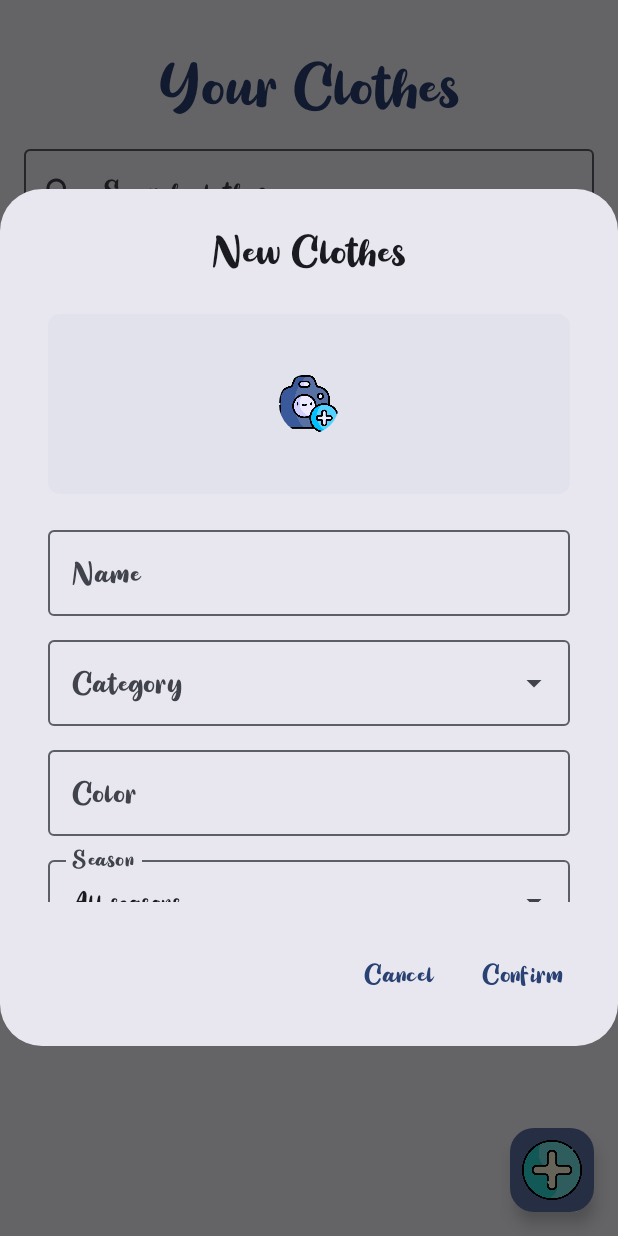
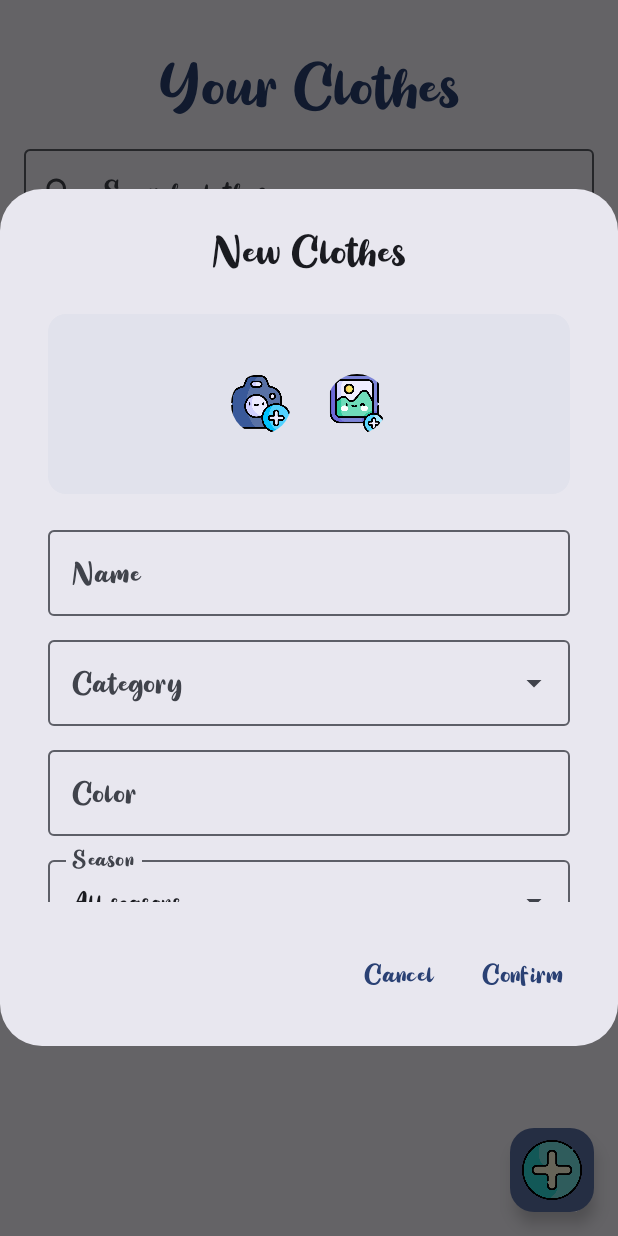
Before and after one commit to Polimar/TT2, an Android app built with Jetpack Compose: the composable ClothesScreen shown on its own in the app's theme, after a tap on "Add Clothes", on a phone screen of 412 x 824 dp. Run offline under Robolectric (Android 15) with nearby library versions, the phone set to English and light mode, and no system bars; our stand-ins replace Dagger/Hilt's generated code; pictures from the network do not load.

Commit message:
aggiunto accesso galleria

```diff
--- /dev/null
+++ b/app/src/main/java/com/valcan/tt/ui/components/GalleryPicker.kt
@@ -0,0 +1,52 @@
+package com.valcan.tt.ui.components
+
+import android.Manifest
+import android.content.Context
+import android.net.Uri
+import androidx.activity.compose.rememberLauncherForActivityResult
+import androidx.activity.result.contract.ActivityResultContracts
+import androidx.compose.runtime.*
+import androidx.compose.ui.platform.LocalContext
+import androidx.core.content.ContextCompat
+
+/**
+ * Hook Composable che fornisce il launcher per selezionare un'immagine dalla galleria.
+ * Questo hook restituisce una funzione che può essere chiamata per avviare la selezione.
+ */
+@Composable
+fun rememberGalleryLauncher(
+    onImageSelected: (Uri) -> Unit
+): () -> Unit {
+    val context = LocalContext.current
+
+    var hasStoragePermission by remember {
+        mutableStateOf(
+            ContextCompat.checkSelfPermission(
+                context,
+                Manifest.permission.READ_EXTERNAL_STORAGE
+            ) == android.content.pm.PackageManager.PERMISSION_GRANTED
+        )
+    }
+
+    val permissionLauncher = rememberLauncherForActivityResult(
+        contract = ActivityResultContracts.RequestPermission(),
+        onResult = { granted ->
+            hasStoragePermission = granted
+        }
+    )
+
+    val galleryLauncher = rememberLauncherForActivityResult(
+        contract = ActivityResultContracts.GetContent(),
+        onResult = { uri ->
+            uri?.let { onImageSelected(it) }
+        }
+    )
+
+    return {
+        if (hasStoragePermission) {
+            galleryLauncher.launch("image/*")
+        } else {
+            permissionLauncher.launch(Manifest.permission.READ_EXTERNAL_STORAGE)
+        }
+    }
+}
--- a/app/src/main/java/com/valcan/tt/ui/screens/clothes/ClothesScreen.kt
+++ b/app/src/main/java/com/valcan/tt/ui/screens/clothes/ClothesScreen.kt
@@ -33,6 +33,7 @@ import com.valcan.tt.ui.screens.search.SEASON_SUMMER
 import com.valcan.tt.ui.screens.search.SEASON_AUTUMN
 import com.valcan.tt.ui.screens.search.SEASON_WINTER
 import com.valcan.tt.ui.screens.search.SEASON_ALL
+import com.valcan.tt.ui.components.rememberGalleryLauncher
 
 @OptIn(ExperimentalMaterial3Api::class)
 @Composable
@@ -185,7 +186,7 @@ fun ClothItem(
             Box(
                 modifier = Modifier
                     .size(80.dp)
-                    .clip(RoundedCornerShape(8.dp))
+                    .clip(RoundedCornerShape(12.dp))
                     .background(MaterialTheme.colorScheme.surfaceVariant)
             ) {
                 if (cloth.imageUrl != null) {
@@ -422,6 +423,12 @@ fun ClothDialog(
         }
     }
 
+    // Launcher per la galleria
+    val galleryLauncher = rememberGalleryLauncher { uri ->
+        imageUrl = uri.toString()
+        viewModel.setSelectedImageUri(uri)
+    }
+
     AlertDialog(
         onDismissRequest = onDismiss,
         title = {
@@ -444,7 +451,7 @@ fun ClothDialog(
                     modifier = Modifier
                         .fillMaxWidth()
                         .height(120.dp)
-                        .clip(RoundedCornerShape(8.dp))
+                        .clip(RoundedCornerShape(12.dp))
                         .background(MaterialTheme.colorScheme.surfaceVariant),
                     contentAlignment = Alignment.Center
                 ) {
@@ -456,14 +463,22 @@ fun ClothDialog(
                             contentScale = ContentScale.Crop
                         )
                     }
-                    IconButton(
-                        onClick = { showCamera = true },
-                        modifier = Modifier.align(Alignment.Center)
+                    Row(
+                        modifier = Modifier.align(Alignment.Center),
+                        horizontalArrangement = Arrangement.spacedBy(16.dp)
                     ) {
-                        Image(
-                            painter = painterResource(id = R.drawable.photo),
-                            contentDescription = null
-                        )
+                        IconButton(onClick = { showCamera = true }) {
+                            Image(
+                                painter = painterResource(id = R.drawable.photo),
+                                contentDescription = null
+                            )
+                        }
+                        IconButton(onClick = { galleryLauncher() }) {
+                            Image(
+                                painter = painterResource(id = R.drawable.gallery_photo),
+                                contentDescription = null
+                            )
+                        }
                     }
                 }
 
@@ -746,6 +761,15 @@ fun ClothDialog(
             onDismiss = { showCamera = false }
         )
     }
+
+    // Osserva l'URI dell'immagine selezionata dalla galleria
+    LaunchedEffect(Unit) {
+        viewModel.selectedImageUri.collect { uri ->
+            uri?.let {
+                imageUrl = it.toString()
+            }
+        }
+    }
 }
 
 @Composable
--- a/app/src/main/java/com/valcan/tt/ui/screens/clothes/ClothesViewModel.kt
+++ b/app/src/main/java/com/valcan/tt/ui/screens/clothes/ClothesViewModel.kt
@@ -1,5 +1,6 @@
 package com.valcan.tt.ui.screens.clothes
 
+import android.net.Uri
 import androidx.lifecycle.ViewModel
 import androidx.lifecycle.viewModelScope
 import com.valcan.tt.data.model.Clothes
@@ -27,6 +28,10 @@ class ClothesViewModel @Inject constructor(
     // Gestione delle categorie
     private val _categories = MutableStateFlow<List<String>>(emptyList())
     val categories = _categories.asStateFlow()
+
+    // Gestione dell'immagine dalla galleria
+    private val _selectedImageUri = MutableStateFlow<Uri?>(null)
+    val selectedImageUri = _selectedImageUri.asStateFlow()
 
     init {
         // Carica le categorie esistenti dai vestiti
@@ -110,4 +115,14 @@ class ClothesViewModel @Inject constructor(
             )
         }
     }
+
+    fun pickImageFromGallery() {
+        // Questo metodo verrà chiamato quando l'utente clicca sull'icona della galleria
+        // L'implementazione reale avverrà tramite un Content Resolver o Intent nel componente UI
+        // qui settiamo solo uno stato per comunicare l'intenzione
+    }
+
+    fun setSelectedImageUri(uri: Uri?) {
+        _selectedImageUri.value = uri
+    }
 }
--- a/build.gradle.kts
+++ b/build.gradle.kts
@@ -1,6 +1,6 @@
 // Top-level build file where you can add configuration options common to all sub-projects/modules.
 plugins {
-    id("com.android.application") version "8.9.1" apply false
+    id("com.android.application") version "8.9.2" apply false
     id("org.jetbrains.kotlin.android") version "1.9.0" apply false
     id("com.google.devtools.ksp") version "1.9.0-1.0.13" apply false
     id("com.google.dagger.hilt.android") version "2.48" apply false
```
Also changed, not shown: app/src/main/java/com/valcan/tt/ui/screens/shoes/ShoesScreen.kt (+31 -7 lines), app/src/main/java/com/valcan/tt/ui/screens/shoes/ShoesViewModel.kt (+15 -0 lines), app/src/main/res/drawable/gallery_photo.png (added).
